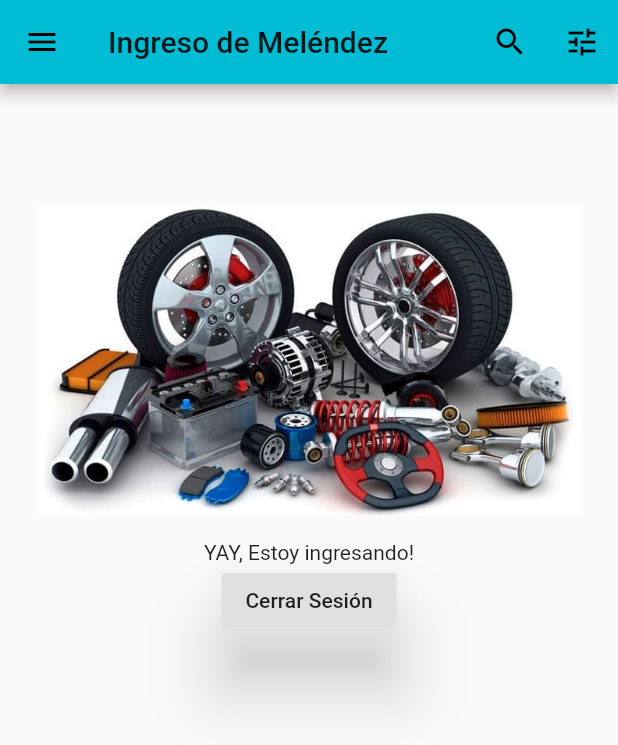
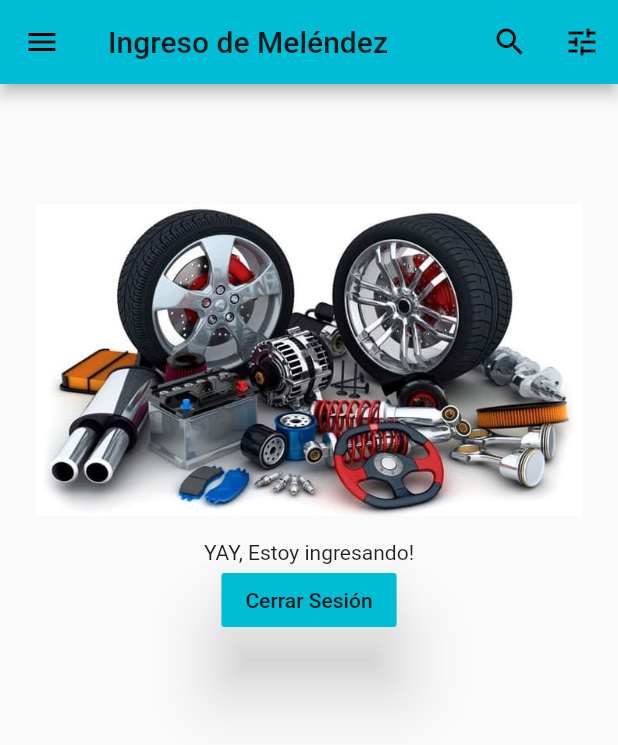
Before and after one commit to jaquelineME/UIII_IOS_Login, a Flutter app: the screen it shows after launch, after a tap on "Siguiente", on a phone screen of 412 x 824 dp. Shown: the top 745 px of the screen. Run offline on Flutter 3.47's test engine with Material 2 defaults, Android fonts, the phone set to English and light mode, and no system bars.

```diff
--- a/lib/main.dart
+++ b/lib/main.dart
@@ -136,6 +136,7 @@ class _IngresoSistemaState extends State<IngresoSistema> {
                   children: <Widget>[
                     Text('YAY, Estoy ingresando!'),
                     RaisedButton(
+                      color: Colors.cyan,
                       elevation: 20.0,
                       child: Text('Cerrar Sesión'),
                       onPressed: () {
```
Also changed, not shown: 1 other file.
